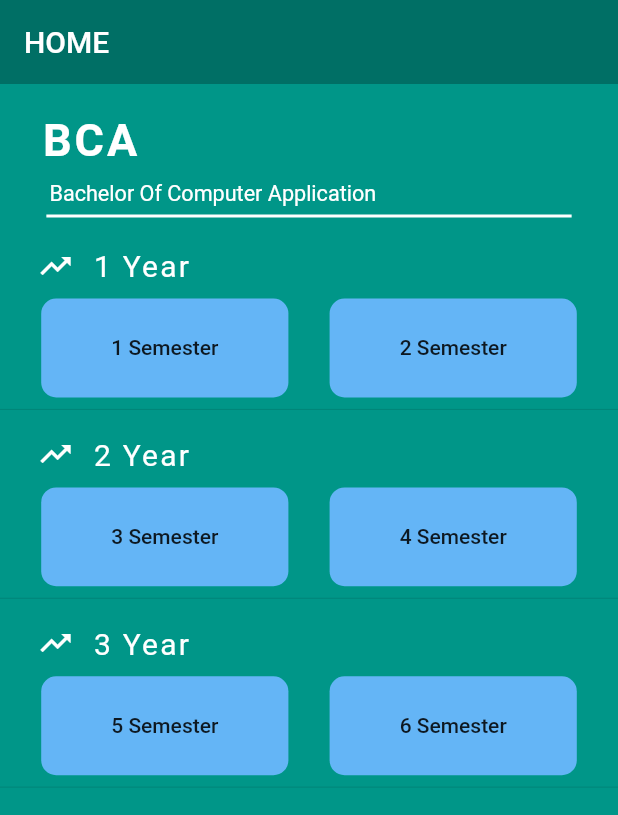
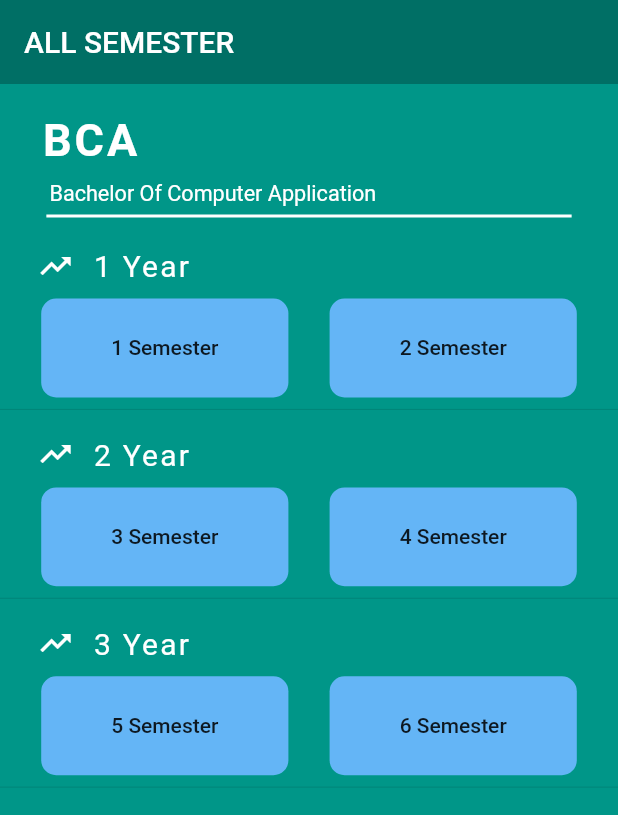
Before and after one commit to chiragbairwa/BCA-----PU, a Flutter app: the screen it shows after launch, on a phone screen of 412 x 824 dp. Shown: the top 815 px of the screen. Run offline on Flutter 3.47's test engine with Material 2 defaults, Android fonts, the phone set to English and light mode, and no system bars.

Commit message:
First Commit

```diff
--- a/lib/home.dart
+++ b/lib/home.dart
@@ -19,7 +19,7 @@ class _MyHomePageState extends State<MyHomePage> {
         backgroundColor: Colors.black26,
         elevation: 0.0,
         title: Text(
-          'HOME',
+          'ALL SEMESTER',
           style: TextStyle(
             fontWeight: FontWeight.w500,
           ),
--- a/lib/main.dart
+++ b/lib/main.dart
@@ -7,7 +7,12 @@ import 'screens/5semester.dart';
 
 void main() => runApp(MyApp());
 
-class MyApp extends StatelessWidget {
+class MyApp extends StatefulWidget {
+  @override
+  _MyAppState createState() => _MyAppState();
+}
+
+class _MyAppState extends State<MyApp> {
   @override
   Widget build(BuildContext context) {
     return MaterialApp(
```
Also changed, not shown: lib/screens/1semester.dart (+32 -1 lines).
